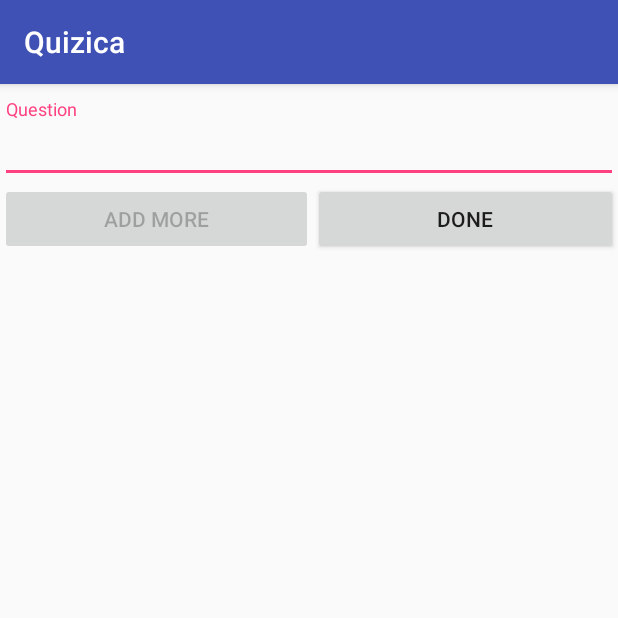
After one commit to jawadhassan/Quizica, an Android app: the TextMakerActivity screen opened directly, with no data from a screen before it, on a phone screen of 412 x 824 dp, the top half of it. The commit adds this screen. Run offline under Robolectric (Android 15) with nearby library versions, the phone set to English and light mode, and no system bars.

Commit message:
TextMaker Added

```diff
--- /dev/null
+++ b/app/src/main/java/com/example/hamid_pc/quizica/TextMakerActivity.java
@@ -0,0 +1,26 @@
+package com.example.hamid_pc.quizica;
+
+import android.content.Context;
+import android.content.Intent;
+import android.os.Bundle;
+import android.support.v4.app.Fragment;
+
+public class TextMakerActivity extends SingleFragmentActivity {
+
+    public static Intent newIntent(Context packageContext) {
+        Intent i = new Intent(packageContext, TextMakerActivity.class);
+        return i;
+    }
+
+    @Override
+    protected Fragment createFragment() {
+        return new TextMakerFragment();
+
+    }
+
+    @Override
+    protected void onCreate(Bundle savedInstanceState) {
+        super.onCreate(savedInstanceState);
+
+    }
+}
--- /dev/null
+++ b/app/src/main/java/com/example/hamid_pc/quizica/TextMakerFragment.java
@@ -0,0 +1,62 @@
+package com.example.hamid_pc.quizica;
+
+import android.os.Bundle;
+import android.support.annotation.Nullable;
+import android.support.v4.app.Fragment;
+import android.view.LayoutInflater;
+import android.view.View;
+import android.view.ViewGroup;
+import android.widget.Button;
+import android.widget.EditText;
+import android.widget.Toast;
+
+/**
+ * Created by Hamid-PC on 1/17/2017.
+ */
+
+public class TextMakerFragment extends Fragment {
+
+
+    private EditText mQuestion;
+    private Boolean mQuestionValidated;
+
+    private Button mButtonAddMore;
+
+
+    @Override
+    public void onCreate(@Nullable Bundle savedInstanceState) {
+        super.onCreate(savedInstanceState);
+    }
+
+    @Nullable
+    @Override
+    public View onCreateView(LayoutInflater inflater, @Nullable ViewGroup container, @Nullable Bundle savedInstanceState) {
+        View v = inflater.inflate(R.layout.fragment_text_maker, container, false);
+
+        mQuestion = (EditText) v.findViewById(R.id.textmaker_text_question);
+        mButtonAddMore = (Button) v.findViewById(R.id.textmaker_button_addmore);
+        mButtonAddMore.setEnabled(false);
+        mButtonAddMore.setOnClickListener(new View.OnClickListener() {
+            @Override
+            public void onClick(View v) {
+                Toast.makeText(getContext(), "Successful", Toast.LENGTH_LONG).show();
+                getActivity().finish();
+            }
+        });
+        mQuestion.addTextChangedListener(new TextValidator(mQuestion) {
+            @Override
+            public void validate(EditText editText, String text) {
+                mQuestionValidated = textValidate(text);
+                enableButton();
+            }
+        });
+
+        return v;
+    }
+
+    public void enableButton() {
+        if (mQuestionValidated) {
+            mButtonAddMore.setEnabled(true);
+        }
+    }
+}
--- a/app/src/main/java/com/example/hamid_pc/quizica/TextValidator.java
+++ b/app/src/main/java/com/example/hamid_pc/quizica/TextValidator.java
@@ -42,8 +42,8 @@ public abstract class TextValidator implements TextWatcher {
             editText.setError("The field is required");
             return false;
 
-        } else if (text.length() >= 400) {
-            editText.setError("Maximum letters limit is 400");
+        } else if (text.length() >= 100) {
+            editText.setError("Maximum letters limit is 100");
             return false;
         } else if (text.length() <= 1) {
             editText.setError("Too Short");
--- a/app/src/main/res/layout/fragment_question_type.xml
+++ b/app/src/main/res/layout/fragment_question_type.xml
@@ -3,6 +3,7 @@
     android:layout_width="match_parent"
     android:layout_height="match_parent"
     android:orientation="vertical">
+
 
     <TextView
         android:id="@+id/view_question_option"
--- /dev/null
+++ b/app/src/main/res/layout/fragment_text_maker.xml
@@ -0,0 +1,51 @@
+<?xml version="1.0" encoding="utf-8"?>
+<LinearLayout xmlns:android="http://schemas.android.com/apk/res/android"
+    android:layout_width="match_parent"
+    android:layout_height="match_parent"
+    android:orientation="vertical">
+
+    <android.support.design.widget.TextInputLayout
+        android:layout_width="match_parent"
+        android:layout_height="wrap_content">
+
+
+        <android.support.design.widget.TextInputLayout
+            android:id="@+id/view_edittext_layout_optionAnswer"
+            android:layout_width="match_parent"
+            android:layout_height="wrap_content"
+            android:layout_centerHorizontal="true"
+            android:layout_marginTop="10dp">
+
+            <EditText
+                android:id="@+id/textmaker_text_question"
+                android:layout_width="match_parent"
+                android:layout_height="wrap_content"
+                android:layout_weight="1"
+                android:ems="10"
+                android:hint="@string/textmaker_edittext"
+                android:inputType="textMultiLine" />
+        </android.support.design.widget.TextInputLayout>
+
+        <LinearLayout
+            android:layout_width="match_parent"
+            android:layout_height="wrap_content"
+            android:orientation="horizontal">
+
+            <Button
+                android:id="@+id/textmaker_button_addmore"
+                android:layout_width="wrap_content"
+                android:layout_height="wrap_content"
+                android:layout_weight="1"
+                android:text="@string/mcqmaker_buttonaddmore" />
+
+            <Button
+                android:id="@+id/textmaker_button_done"
+                android:layout_width="wrap_content"
+                android:layout_height="wrap_content"
+                android:layout_weight="1"
+                android:text="@string/mcqmaker_buttondone" />
+        </LinearLayout>
+
+
+    </android.support.design.widget.TextInputLayout>
+</LinearLayout>
--- a/app/src/main/res/values/strings.xml
+++ b/app/src/main/res/values/strings.xml
@@ -14,4 +14,5 @@
     <string name="mcqmaker_edittextnswer">Answer</string>
     <string name="mcqmaker_buttondone">Done</string>
     <string name="mcqmaker_buttonaddmore">Add More</string>
+    <string name="textmaker_edittext">Question</string>
 </resources>
```
Also changed, not shown: app/src/main/AndroidManifest.xml (+10 -9 lines), app/src/main/java/com/example/hamid_pc/quizica/questionTypeFragment.java (+15 -4 lines), app/src/main/res/layout/fragment_mcq_maker.xml (+17 -7 lines).
